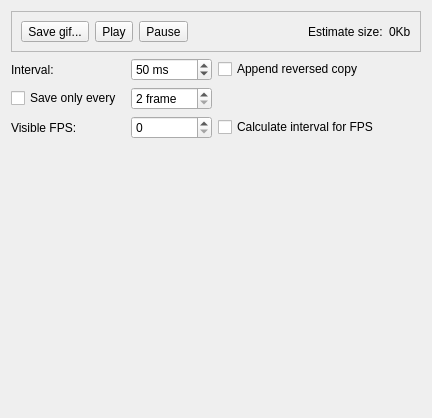
First picture: the form in ui/gifwidget.ui, repository Apkawa/QGifer, before the edit.
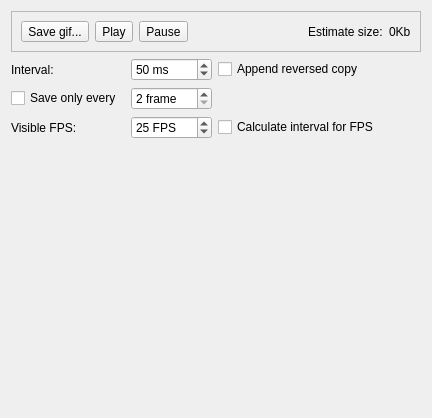
Second picture: the form after the edit. Custom widgets are drawn as their Qt base class.

Diff of the .ui file:
```diff
--- a/ui/gifwidget.ui
+++ b/ui/gifwidget.ui
@@ -184,7 +184,17 @@
     </widget>
    </item>
    <item row="4" column="1">
-    <widget class="QSpinBox" name="visibleFPSBox"/>
+    <widget class="QSpinBox" name="visibleFPSBox">
+     <property name="suffix">
+      <string> FPS</string>
+     </property>
+     <property name="minimum">
+      <number>1</number>
+     </property>
+     <property name="value">
+      <number>25</number>
+     </property>
+    </widget>
    </item>
    <item row="4" column="2">
     <widget class="QCheckBox" name="calculateIntervalForFPS">
```
